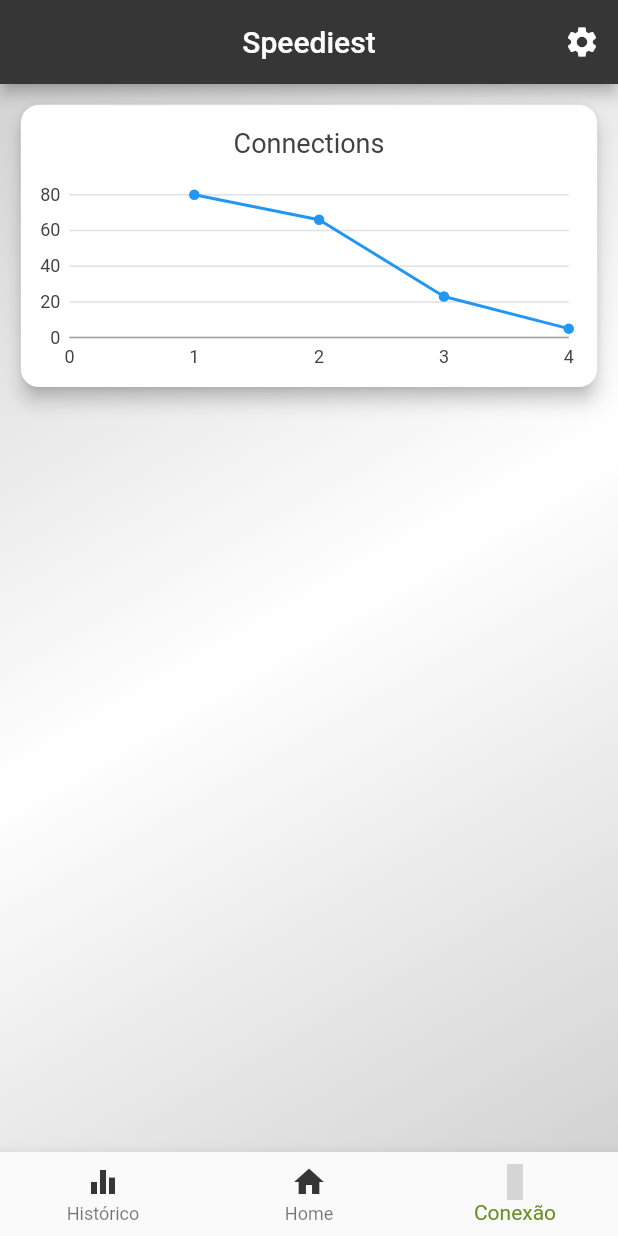
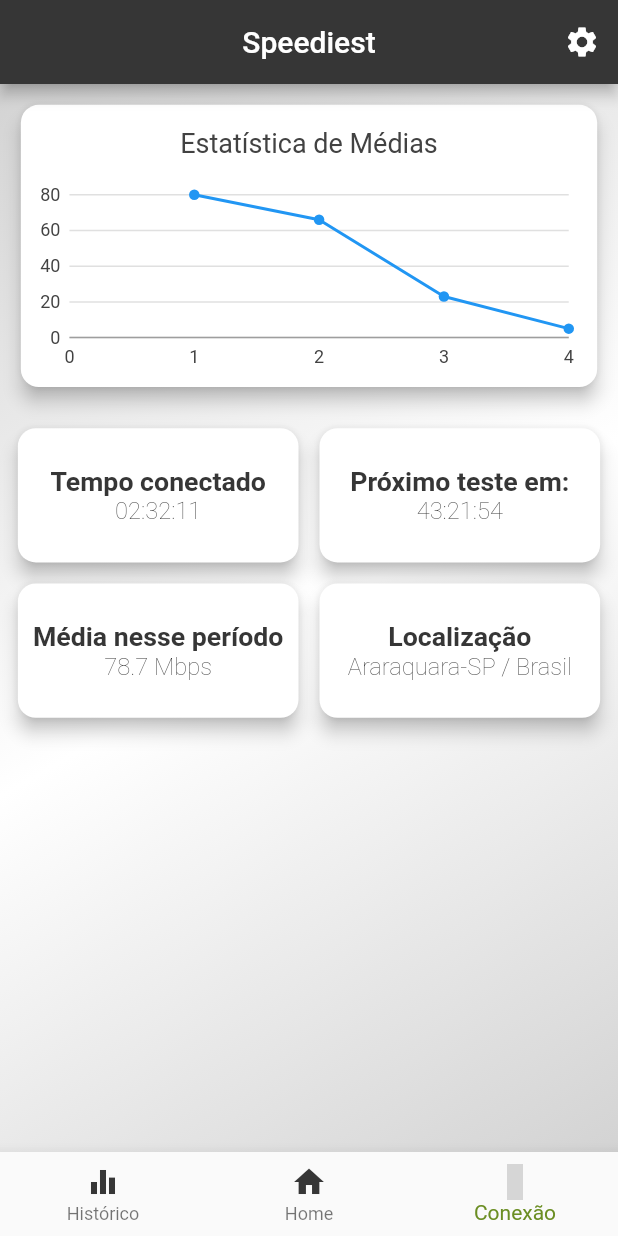
Before and after one commit to GabrielStahlberg/SpeediestApp, a Flutter app: the screen it shows after launch, item 3 of the bottom bar chosen, on a phone screen of 412 x 824 dp. Run offline on Flutter 3.47's test engine with Material 2 defaults, Android fonts, the light colour scheme and no system bars; our stand-ins replace charts_flutter, flutter_mobx, get_it, material_design_icons_flutter, mobx, rxdart and 1 more; missing offline and left inert: speedometer; generated files the repository leaves out were written again; grey boxes are pictures that could not be loaded.

Commit message:
Some details added at Connection Screen and started History Screen implementation.

```diff
--- a/lib/screens/connection/connection_screen.dart
+++ b/lib/screens/connection/connection_screen.dart
@@ -2,6 +2,7 @@
 import 'package:speediest_app/model/connection_stats.dart';
 import 'package:speediest_app/screens/connection/components/line_chart_connection.dart';
 import 'package:speediest_app/size_config.dart';
+import 'package:speediest_app/utils/contants.dart';
 import 'package:speediest_app/utils/utils_impl.dart';
 
 class ConnectionScreen extends StatefulWidget {
@@ -25,7 +26,10 @@
     SizeConfig().init(context);
     double defaultSize = SizeConfig.defaultSize;
 
-    return SafeArea(
+    return Column(
+      children: [
+        SizedBox(
+          height: defaultSize * 22,
           child: GridView.count(
             crossAxisCount: 1,
             mainAxisSpacing: 6,
@@ -33,12 +37,81 @@
             padding: EdgeInsets.all(defaultSize),
             childAspectRatio: 2,
             children: [
-          ChartsItems(chartTitle: "Connections", data: getConnectionsData()),
+              ChartsItems(chartTitle: "Estatística de Médias", data: getConnectionsData()),
             ],
           ),
+        ),
+        Expanded(
+          child: GridView.count(
+            crossAxisCount: 2,
+            mainAxisSpacing: 6,
+            crossAxisSpacing: 6,
+            padding: EdgeInsets.all(defaultSize * 0.8),
+            childAspectRatio: 2,
+            children: [
+              DetailsItems(infoValue: "Tempo conectado", infoName: "02:32:11"),
+              DetailsItems(infoValue: "Próximo teste em:", infoName: "43:21:54"),
+              DetailsItems(infoValue: "Média nesse período", infoName: "78.7 Mbps"),
+              DetailsItems(infoValue: "Localização", infoName: "Araraquara-SP / Brasil"),
+            ],
+          )
+        )
+      ],
     );
   }
 }
+
+class DetailsItems extends StatelessWidget {
+
+  final String infoValue, infoName;
+
+  const DetailsItems({Key key, @required this.infoValue, @required this.infoName}) : super(key: key);
+
+  @override
+  Widget build(BuildContext context) {
+    return Card(
+      elevation: 5,
+      shape: RoundedRectangleBorder(borderRadius: BorderRadius.circular(12)),
+      child: TwoLineItem(infoValue: infoValue, infoName: infoName),
+    );
+  }
+}
+
+class TwoLineItem extends StatelessWidget {
+  final String infoValue, infoName;
+
+  const TwoLineItem({Key key, @required this.infoValue, @required this.infoName}) : super(key: key);
+
+  @override
+  Widget build(BuildContext context) {
+    SizeConfig().init(context);
+    double defaultSize = SizeConfig.defaultSize;
+
+    return Column(
+      mainAxisAlignment: MainAxisAlignment.center,
+      children: <Widget>[
+        Text(
+          infoValue,
+          style: TextStyle(
+            fontSize: defaultSize * 1.8,
+            color: kPrimaryColor,
+            fontWeight: FontWeight.w600,
+          ),
+        ),
+        Text(
+          infoName,
+          style: TextStyle(
+            fontSize: defaultSize * 1.6,
+            color: kPrimaryColor,
+            fontWeight: FontWeight.w200,
+          ),
+        ),
+      ],
+    );
+  }
+}
+
+/* ----------------------------------- */
 
 class ChartsItems extends StatelessWidget {
 
--- a/lib/screens/history/history_screen.dart
+++ b/lib/screens/history/history_screen.dart
@@ -1,4 +1,7 @@
 import 'package:flutter/material.dart';
+import 'package:speediest_app/model/connection_history.dart';
+import 'package:speediest_app/screens/history/components/history_item_card.dart';
+import 'package:speediest_app/size_config.dart';
 
 class HistoryScreen extends StatefulWidget {
   @override
@@ -6,10 +9,30 @@
 }
 
 class _HistoryScreenState extends State<HistoryScreen> {
+
+  static _getHistory() {
+    return [
+      ConnectionHistory(1, "connection1", "Araraquara-SP/Brasil", "01:32h", "78.4 Mbps", "02/09/2020"),
+      ConnectionHistory(2, "connection2", "São Paulo-SP/Brasil", "00:43h", "102.1 Mbps", "14/08/2020"),
+      ConnectionHistory(3, "connection3", "São Carlos-SP/Brasil", "04:30h", "21.1 Mbps", "20/04/2020"),
+      ConnectionHistory(4, "connection4", "Curitiba-PR/Brasil", "01:02h", "15.6 Mbps", "15/03/2020"),
+      ConnectionHistory(5, "connection5", "Américo Brasiliense-SP/Brasil", "05:21h", "10.2 Mbps", "22/01/2020"),
+    ];
+  }
+
   @override
   Widget build(BuildContext context) {
-    return Container(
-      child: Center(child: Text("History"),),
+    SizeConfig().init(context);
+    double defaultSize = SizeConfig.defaultSize;
+    List<ConnectionHistory> historyList = _getHistory();
+
+    return ListView.builder(
+        padding: EdgeInsets.only(top: defaultSize, bottom: defaultSize * 1.2),
+        itemCount: historyList.length,
+        itemBuilder: (BuildContext context, int index) {
+          ConnectionHistory history = historyList[index];
+          return HistoryItemCard(history: history, historyList: historyList);
+        }
     );
   }
 }
```
Also changed, not shown: lib/model/connection_history.dart (added, +12 -0 lines), lib/screens/history/components/history_content_card.dart (added, +58 -0 lines), lib/screens/history/components/history_item_card.dart (added, +41 -0 lines). Lines whose indentation alone changed are shown as unchanged.
